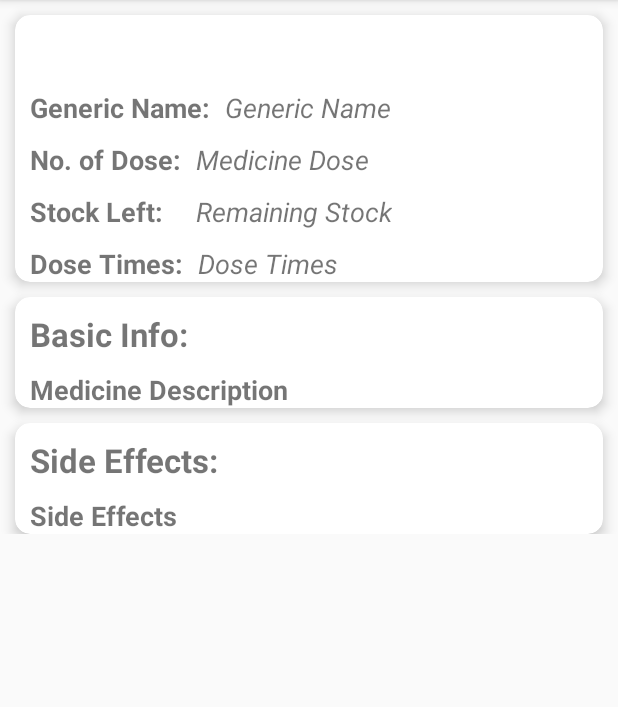
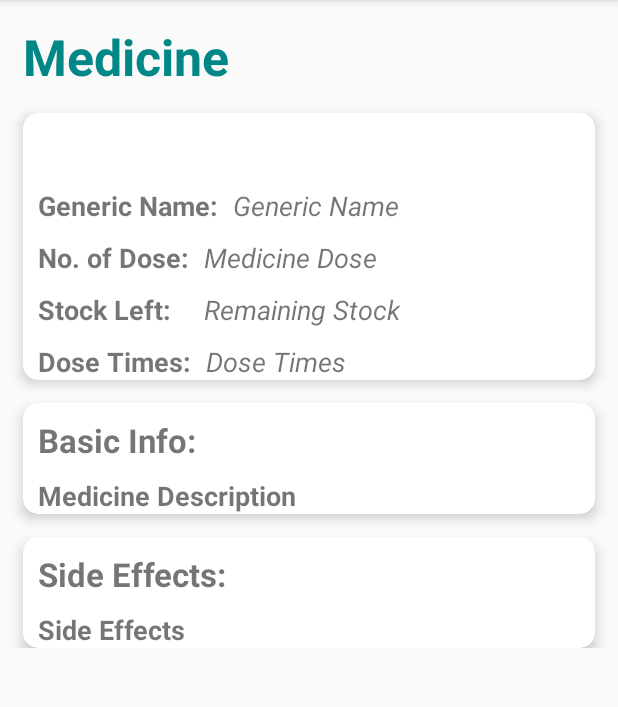
Before and after one commit to jasmeet0915/RemedE-Reminding-Medicines-Everyday, an Android app: the MedDataActivity screen opened directly, with no data from a screen before it, on a phone screen of 412 x 824 dp, the part 84-791 px from its top. Run offline under Robolectric (Android 15) with nearby library versions, the phone set to English and light mode, and no system bars; our stand-ins replace Firebase (no records; nobody signed in at launch, a user with empty details on screens opened directly); 3 statements that could not run were skipped.

Commit message:
MedDataActivity frontend updated

```diff
--- a/remedE-app/app/src/main/res/layout/activity_med_data.xml
+++ b/remedE-app/app/src/main/res/layout/activity_med_data.xml
@@ -11,15 +11,28 @@
         android:layout_height="match_parent"
         tools:context=".MedDataActivity">
 
+        <TextView
+            android:id="@+id/medicine"
+            android:layout_width="wrap_content"
+            android:layout_height="wrap_content"
+            android:layout_margin="15dp"
+            android:text="Medicine"
+            android:textStyle="bold"
+            android:textSize="15pt"
+            android:textColor="#018786"
+            app:layout_constraintStart_toStartOf="parent"
+            app:layout_constraintTop_toTopOf="parent"
+            app:layout_constraintBottom_toTopOf="@id/medDataCard"/>
+
         <androidx.cardview.widget.CardView
             android:id="@+id/medDataCard"
             android:layout_width="match_parent"
             android:layout_height="wrap_content"
-            android:layout_margin="10dp"
+            android:layout_margin="15dp"
             android:padding="10dp"
             app:layout_constraintEnd_toEndOf="parent"
             app:layout_constraintStart_toStartOf="parent"
-            app:layout_constraintTop_toTopOf="parent"
+            app:layout_constraintTop_toBottomOf="@id/medicine"
             app:cardCornerRadius="10dp"
             app:cardElevation="5dp"
             android:focusable="true"
@@ -134,7 +147,7 @@
             android:id="@+id/medDescriptionCard"
             android:layout_width="match_parent"
             android:layout_height="wrap_content"
-            android:layout_margin="10dp"
+            android:layout_margin="15dp"
             android:focusable="true"
             android:foreground="?selectableItemBackground"
             android:padding="10dp"
@@ -178,7 +191,7 @@
             android:id="@+id/sideEffectsCard"
             android:layout_width="match_parent"
             android:layout_height="wrap_content"
-            android:layout_margin="10dp"
+            android:layout_margin="15dp"
             android:focusable="true"
             android:foreground="?selectableItemBackground"
             android:padding="10dp"
```
